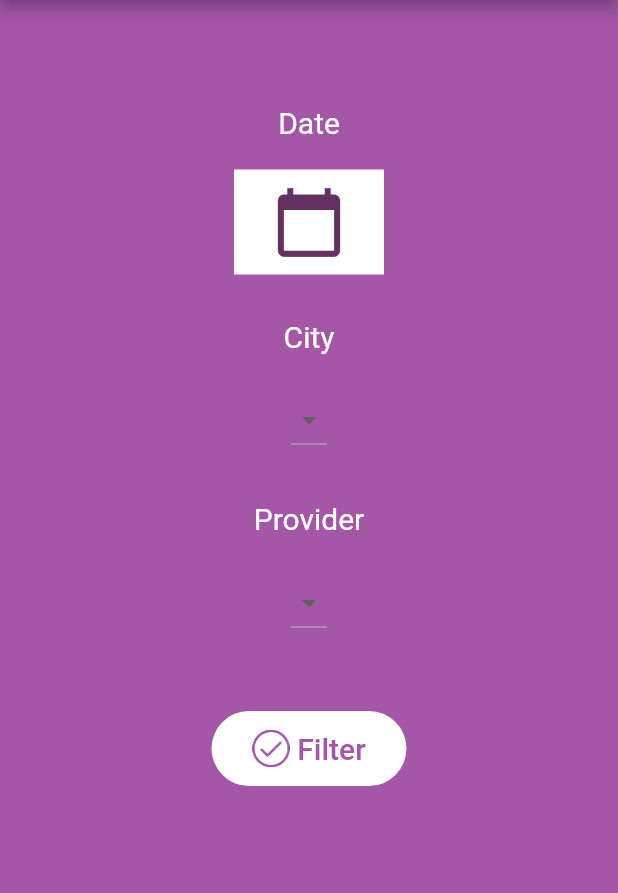
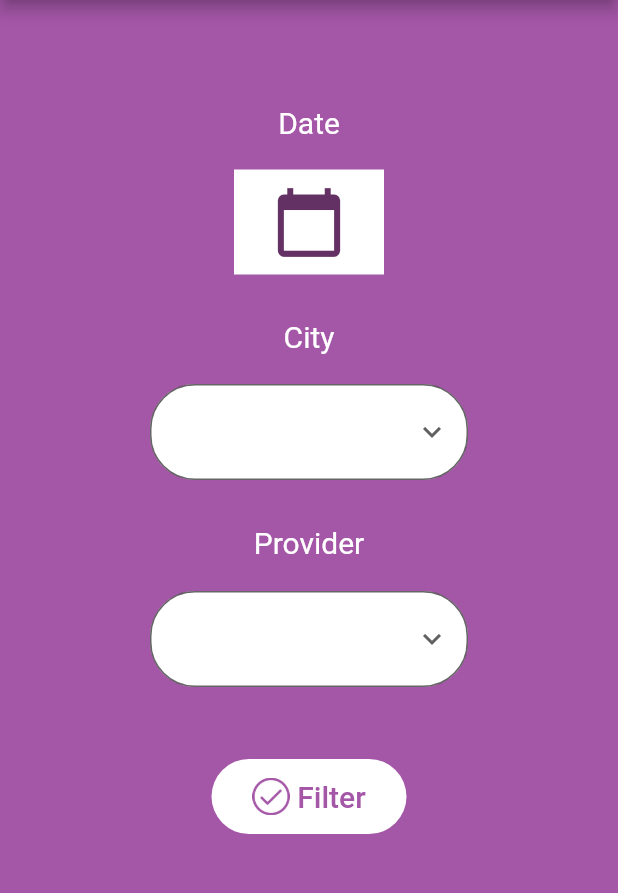
Before and after one commit to Jacket28/AVoirProject, a Flutter app: the FilterPage screen opened directly, on a phone screen of 412 x 824 dp, the part 84-977 px from its top. Run offline on Flutter 3.47's test engine with Material 2 defaults, Android fonts, the phone set to English and light mode, and no system bars; our stand-ins replace cloud_firestore, date_format, dots_indicator, firebase_auth, firebase_core, firebase_storage and 4 more; missing offline and left inert: cloud_firestore_web, firebase_core_web, flutter_mailer, image_picker_for_web, password_validated_field; accounts and stored records are empty; network calls fail.

Commit message:
Display modification and clean

```diff
--- a/lib/pages/feedbackPage.dart
+++ b/lib/pages/feedbackPage.dart
@@ -1,13 +1,11 @@
 import 'dart:async';
 import 'dart:io';
 
-import 'package:a_voir_app/pages/settingsPage.dart';
 import 'package:a_voir_app/ui/appBar.dart';
 import 'package:a_voir_app/ui/drawerMenu.dart';
 import 'package:firebase_auth/firebase_auth.dart';
 import 'package:flutter/cupertino.dart';
 import 'package:flutter/material.dart';
-import 'package:flutter_email_sender/flutter_email_sender.dart';
 import 'package:image_picker/image_picker.dart';
 import 'package:rounded_loading_button/rounded_loading_button.dart';
 import 'package:flutter_mailer/flutter_mailer.dart';
--- a/lib/pages/filterEventPage.dart
+++ b/lib/pages/filterEventPage.dart
@@ -152,6 +152,7 @@ class _FilterEventState extends State<FilterEventPage> {
       if (querySnapshot.size == 0) {
         //return Text('No event is corresponding to the filters');
         listofEvents.add(Container(
+            padding: EdgeInsets.only(top: 20),
             child: new Text('No event is corresponding to the filters',
                 style: TextStyle(color: Colors.white, fontSize: 20.0))));
       }
--- a/lib/pages/filterPage.dart
+++ b/lib/pages/filterPage.dart
@@ -33,16 +33,6 @@ class FilterState extends State<FilterPage> {
 
   //controllers are used to manage changes with the texfield.
   TextEditingController _dateController = TextEditingController();
-
-  // final _titleController = TextEditingController();
-  final _locationController = TextEditingController();
-  final _descriptionController = TextEditingController();
-
-  //InitSate is used to set the textFields to empty at the initialization of the page.
-  @override
-  void initState() {
-    super.initState();
-  }
 
   @override
   Widget build(BuildContext context) {
@@ -131,11 +121,24 @@ class FilterState extends State<FilterPage> {
                               if (snapshot.connectionState ==
                                   ConnectionState.done) {
                                 if (snapshot.hasData) {
-                                  return new DropdownButton(
+                                  return new DropdownButtonFormField(
+                                    decoration: InputDecoration(
+                                        border: OutlineInputBorder(
+                                          borderRadius: const BorderRadius.all(
+                                            const Radius.circular(30.0),
+                                          ),
+                                        ),
+                                        filled: true,
+                                        fillColor: Colors.white),
+                                    icon: Icon(Icons.keyboard_arrow_down),
                                     value: city,
                                     items: snapshot.data!.map((city) {
                                       return new DropdownMenuItem(
-                                          value: city, child: Text(city));
+                                          value: city,
+                                          child: Text(
+                                            city,
+                                            textAlign: TextAlign.center,
+                                          ));
                                     }).toList(),
                                     onChanged: (value) {
                                       setState(() {
@@ -169,12 +172,26 @@ class FilterState extends State<FilterPage> {
                               if (snapshot.connectionState ==
                                   ConnectionState.done) {
                                 if (snapshot.hasData) {
-                                  return new DropdownButton(
+                                  return new DropdownButtonFormField(
+                                    decoration: InputDecoration(
+                                      border: OutlineInputBorder(
+                                        borderRadius: const BorderRadius.all(
+                                          const Radius.circular(30.0),
+                                        ),
+                                      ),
+                                      filled: true,
+                                      fillColor: Colors.white,
+                                    ),
+                                    icon: Icon(Icons.keyboard_arrow_down),
                                     value: provider,
                                     items: snapshot.data!.map((provider) {
                                       return new DropdownMenuItem(
-                                          value: provider,
-                                          child: Text(provider));
+                                        value: provider,
+                                        child: Text(
+                                          "$provider",
+                                          textAlign: TextAlign.center,
+                                        ),
+                                      );
                                     }).toList(),
                                     onChanged: (value) {
                                       setState(() {
@@ -258,8 +275,6 @@ class FilterState extends State<FilterPage> {
       });
     });
 
-    print(cities.toSet().toList());
-
     return cities.toSet().toList();
   }
 
@@ -272,14 +287,10 @@ class FilterState extends State<FilterPage> {
     providers.add('');
 
     await events.get().then((querySnapshot) {
-      print('querysnapshot');
       querySnapshot.docs.forEach((result) {
-        print('result');
         providers.add(result['username']);
       });
     });
-
-    print(providers.toSet().toList());
 
     return providers.toSet().toList();
   }
--- a/lib/pages/tutoPage.dart
+++ b/lib/pages/tutoPage.dart
@@ -1,7 +1,5 @@
 import 'package:a_voir_app/pages/loginPage.dart';
-import 'package:a_voir_app/ui/appBar.dart';
 import 'package:dots_indicator/dots_indicator.dart';
-import 'package:firebase_auth/firebase_auth.dart';
 import 'package:flutter/material.dart';
 
 class TutoPage extends StatefulWidget {
```
Also changed, not shown: lib/pages/EventPage.dart (+32 -35 lines).
